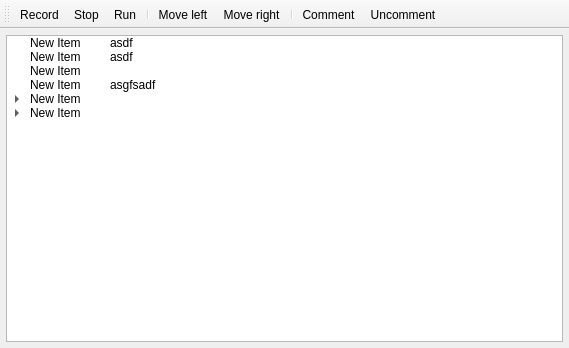
First picture: the form in views/main.ui, repository pyrochlore/PyGUIBot, before the edit.
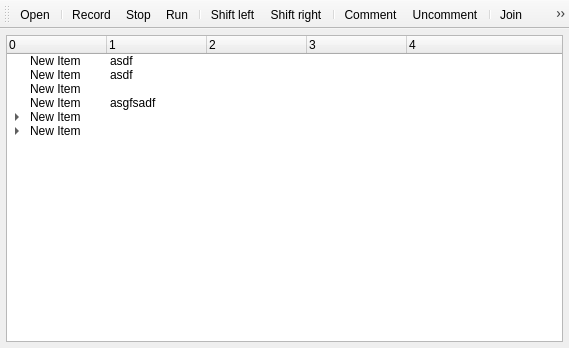
Second picture: the form after the edit. Icons and pictures are not drawn.

Commit message: At least buttons: join and split

What changed in the file:
```diff
--- a/views/main.ui
+++ b/views/main.ui
@@ -50,9 +50,6 @@
       <property name="selectionBehavior">
        <enum>QAbstractItemView::SelectItems</enum>
       </property>
-      <property name="headerHidden">
-       <bool>true</bool>
-      </property>
       <property name="expandsOnDoubleClick">
        <bool>false</bool>
       </property>
@@ -154,15 +151,20 @@
    <attribute name="toolBarBreak">
     <bool>false</bool>
    </attribute>
+   <addaction name="open_button"/>
+   <addaction name="separator"/>
    <addaction name="record_button"/>
    <addaction name="stop_button"/>
    <addaction name="run_button"/>
    <addaction name="separator"/>
-   <addaction name="move_left_button"/>
-   <addaction name="move_right_button"/>
+   <addaction name="shift_left_button"/>
+   <addaction name="shift_right_button"/>
    <addaction name="separator"/>
    <addaction name="comment_button"/>
    <addaction name="uncomment_button"/>
+   <addaction name="separator"/>
+   <addaction name="join_button"/>
+   <addaction name="split_button"/>
   </widget>
   <action name="run_button">
    <property name="icon">
@@ -214,24 +216,54 @@
     <string>Uncomment</string>
    </property>
   </action>
-  <action name="move_left_button">
+  <action name="shift_left_button">
    <property name="icon">
     <iconset>
      <normalon>../images/32/move-left.png</normalon>
     </iconset>
    </property>
    <property name="text">
-    <string>Move left</string>
+    <string>Shift left</string>
    </property>
   </action>
-  <action name="move_right_button">
+  <action name="shift_right_button">
    <property name="icon">
     <iconset>
      <normalon>../images/32/move-right.png</normalon>
     </iconset>
    </property>
    <property name="text">
-    <string>Move right</string>
+    <string>Shift right</string>
+   </property>
+  </action>
+  <action name="open_button">
+   <property name="icon">
+    <iconset>
+     <normalon>../images/32/open.png</normalon>
+    </iconset>
+   </property>
+   <property name="text">
+    <string>Open</string>
+   </property>
+  </action>
+  <action name="join_button">
+   <property name="icon">
+    <iconset>
+     <normalon>../images/32/join.png</normalon>
+    </iconset>
+   </property>
+   <property name="text">
+    <string>Join</string>
+   </property>
+  </action>
+  <action name="split_button">
+   <property name="icon">
+    <iconset>
+     <normalon>../images/32/split.png</normalon>
+    </iconset>
+   </property>
+   <property name="text">
+    <string>Split</string>
    </property>
   </action>
  </widget>
```
The commit also changes 28 other files.
